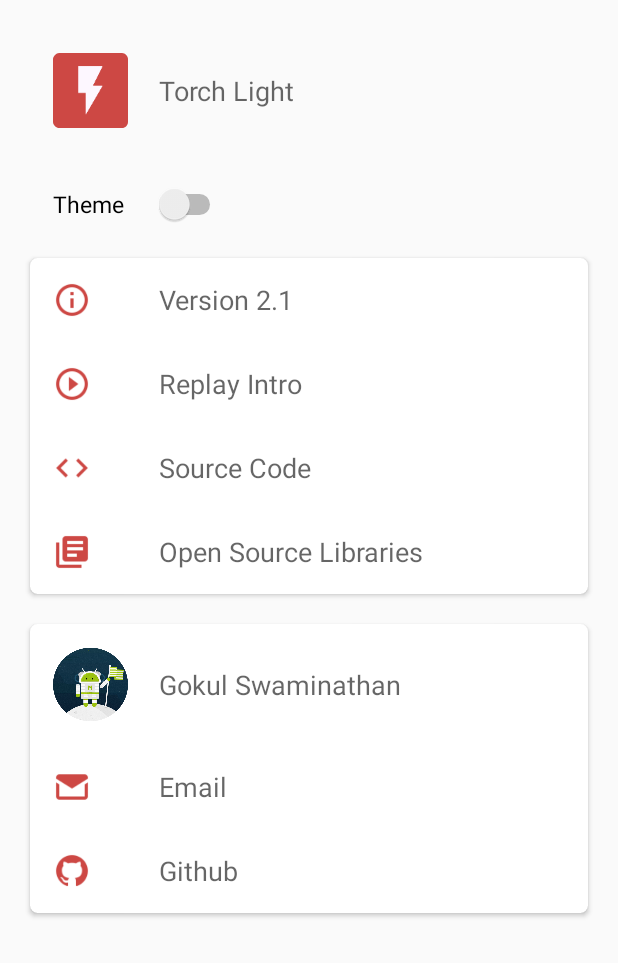
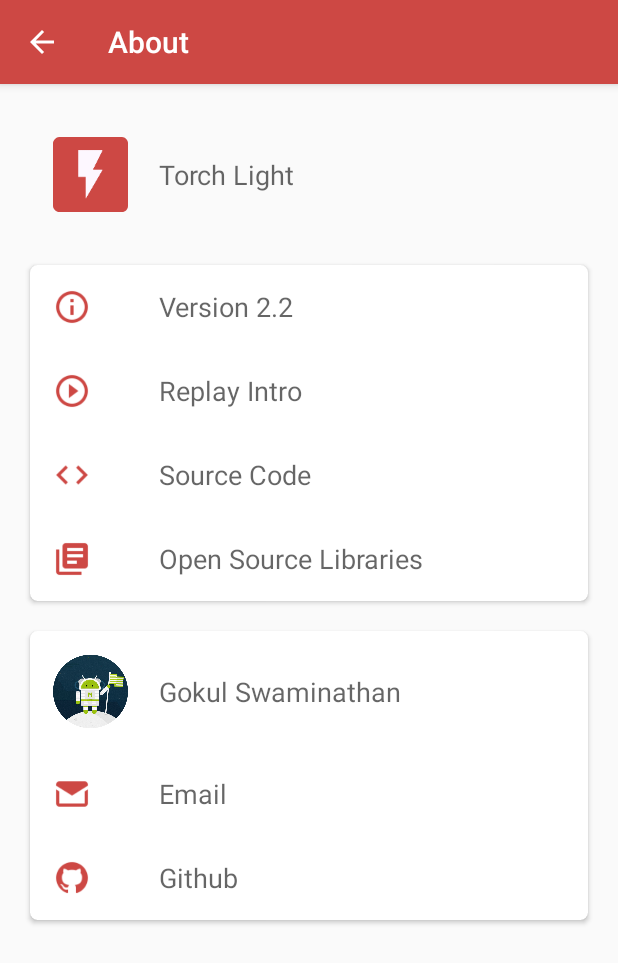
Before and after one commit to JavaCafe01/TorchLight, an Android app: the AboutActivity screen opened directly, with no data from a screen before it, on a phone screen of 412 x 824 dp. Shown: the top 963 px of the screen. Run offline under Robolectric (Android 15) with nearby library versions, the phone set to English and light mode, and no system bars; libraries missing offline, so code that uses them is left out: com.franmontiel.attributionpresenter; plain views replace MaterialRippleLayout.

```diff
--- a/app/src/main/java/com/gsnathan/torchlight/AboutActivity.java
+++ b/app/src/main/java/com/gsnathan/torchlight/AboutActivity.java
@@ -1,13 +1,11 @@
 package com.gsnathan.torchlight;
 
-import android.content.Intent;
 import android.content.SharedPreferences;
+import android.preference.PreferenceManager;
 import android.support.v7.app.AppCompatActivity;
 import android.os.Bundle;
 import android.support.v7.widget.Toolbar;
 import android.view.View;
-import android.widget.CompoundButton;
-import android.widget.Switch;
 import android.widget.TextView;
 
 import com.franmontiel.attributionpresenter.AttributionPresenter;
@@ -20,10 +18,6 @@ import com.franmontiel.attributionpresenter.entities.License;
 
 public class AboutActivity extends AppCompatActivity {
 
-    private static final String PREFS_NAME = "prefs";
-    private static final String PREF_DARK_THEME = "dark_theme";
-    public boolean useDarkTheme;
-
     TextView versionView;   //shows the version
     private final String APP_VERSION_RELEASE = "Version " + Utils.getAppVersion();   //contains Version + the version number
     private final String APP_VERSION_DEBUG = "Version " + Utils.getAppVersion() + "-debug";   //contains Version + the version number + debug
@@ -33,18 +27,23 @@ public class AboutActivity extends AppCompatActivity {
         changeTheme();
         super.onCreate(savedInstanceState);
         setContentView(R.layout.activity_about);
-        setSupportActionBar((Toolbar) findViewById(R.id.my_toolbar));
+        setSupportActionBar((Toolbar) findViewById(R.id.my_toolbar_about));
+        getSupportActionBar().setDisplayHomeAsUpEnabled(true);
         initUI();
     }
 
     private void changeTheme()
     {
         // Use the chosen theme
-        SharedPreferences preferences = getSharedPreferences(PREFS_NAME, MODE_PRIVATE);
-        useDarkTheme = preferences.getBoolean(PREF_DARK_THEME, false);
+        SharedPreferences preferences = PreferenceManager.getDefaultSharedPreferences(this);
+        boolean useDarkTheme = preferences.getBoolean("theme_pref", false);
 
         if (useDarkTheme) {
             setTheme(R.style.DarkTheme);
+        }
+        else
+        {
+            setTheme(R.style.AppTheme);
         }
     }
 
@@ -60,25 +59,6 @@ public class AboutActivity extends AppCompatActivity {
             versionView.setText(APP_VERSION_RELEASE);
         }
 
-        Switch toggle = (Switch) findViewById(R.id.theme_switch);
-        toggle.setChecked(useDarkTheme);
-        toggle.setOnCheckedChangeListener(new CompoundButton.OnCheckedChangeListener() {
-            @Override
-            public void onCheckedChanged(CompoundButton view, boolean isChecked) {
-                toggleTheme(isChecked);
-            }
-        });
-    }
-
-    private void toggleTheme(boolean darkTheme) {
-        SharedPreferences.Editor editor = getSharedPreferences(PREFS_NAME, MODE_PRIVATE).edit();
-        editor.putBoolean(PREF_DARK_THEME, darkTheme);
-        editor.apply();
-
-        Intent intent = getIntent();
-        finish();
-
-        startActivity(intent);
     }
 
     public void replayIntro(View v) {
@@ -149,6 +129,20 @@ public class AboutActivity extends AppCompatActivity {
                                 .setWebsite("https://github.com/kobakei/Android-RateThisApp")
                                 .build()
                 )
+                .addAttributions(
+                        new Attribution.Builder("Dachshund Tab Layout")
+                                .addCopyrightNotice("Copyright 2017 Andrii")
+                                .addLicense(License.MIT)
+                                .setWebsite("https://github.com/Andy671/Dachshund-Tab-Layout")
+                                .build()
+                )
+                .addAttributions(
+                        new Attribution.Builder("MaterialSeekBarPreference")
+                                .addCopyrightNotice("Copyright MrBIMC")
+                                .addLicense(License.APACHE)
+                                .setWebsite("https://github.com/MrBIMC/MaterialSeekBarPreference")
+                                .build()
+                )
                 .build();
 
         //show license dialogue
--- a/app/src/main/java/com/gsnathan/torchlight/MainFragment.java
+++ b/app/src/main/java/com/gsnathan/torchlight/MainFragment.java
@@ -4,6 +4,7 @@ import android.content.Context;
 import android.content.SharedPreferences;
 import android.hardware.camera2.CameraManager;
 import android.os.Bundle;
+import android.preference.PreferenceManager;
 import android.support.v4.app.Fragment;
 import android.support.v7.view.ContextThemeWrapper;
 import android.view.LayoutInflater;
@@ -48,8 +49,8 @@ public class MainFragment extends Fragment {
 
     private void changeTheme()
     {
-        SharedPreferences pref = getActivity().getSharedPreferences("prefs", MODE_PRIVATE);
-        useDarkTheme = pref.getBoolean("dark_theme", false);
+        SharedPreferences pref = PreferenceManager.getDefaultSharedPreferences(getContext());
+        useDarkTheme = pref.getBoolean("theme_pref", false);
 
         if (useDarkTheme) {
             theme = R.style.DarkTheme;
--- a/app/src/main/java/com/gsnathan/torchlight/MorseFragment.java
+++ b/app/src/main/java/com/gsnathan/torchlight/MorseFragment.java
@@ -4,6 +4,7 @@ import android.content.Context;
 import android.content.SharedPreferences;
 import android.hardware.camera2.CameraManager;
 import android.os.Bundle;
+import android.preference.PreferenceManager;
 import android.support.v4.app.Fragment;
 import android.support.v7.view.ContextThemeWrapper;
 import android.view.LayoutInflater;
@@ -48,8 +49,8 @@ public class MorseFragment extends Fragment {
 
     private void changeTheme()
     {
-        SharedPreferences pref = getActivity().getSharedPreferences("prefs", MODE_PRIVATE);
-        useDarkTheme = pref.getBoolean("dark_theme", false);
+        SharedPreferences pref = PreferenceManager.getDefaultSharedPreferences(getContext());
+        useDarkTheme = pref.getBoolean("theme_pref", false);
 
         if (useDarkTheme) {
             theme = R.style.DarkTheme;
@@ -76,6 +77,7 @@ public class MorseFragment extends Fragment {
     }
 
     public void flashText() {
+        Utils.updateSpeed(getContext());
         String text = editMorse.getText().toString();
         torch.morseToFlash(MorseCode.decodeEnglish(text), morseButton, getActivity());
         viewMorse.setText(MorseCode.decodeEnglish(text));
--- a/app/src/main/res/layout/activity_about.xml
+++ b/app/src/main/res/layout/activity_about.xml
@@ -6,9 +6,31 @@
                                              android:layout_height="match_parent"
                                              tools:context="com.gsnathan.torchlight.AboutActivity">
 
+    <RelativeLayout
+            android:layout_width="match_parent"
+            android:layout_height="match_parent">
+
+        <android.support.design.widget.AppBarLayout
+                android:id="@+id/my_app_bar_about"
+                android:layout_width="match_parent"
+                android:layout_height="wrap_content"
+                android:theme="@style/ThemeOverlay.AppCompat.Dark.ActionBar">
+
+            <android.support.v7.widget.Toolbar
+                    android:id="@+id/my_toolbar_about"
+                    android:layout_width="match_parent"
+                    android:layout_height="?android:attr/actionBarSize"
+                    android:background="?android:attr/colorPrimary"
+                    android:elevation="4dp"
+                    android:theme="@style/ThemeOverlay.AppCompat.ActionBar"
+                    app:popupTheme="@style/ThemeOverlay.AppCompat.Light"/>
+
+        </android.support.design.widget.AppBarLayout>
+
         <ScrollView xmlns:tools="http://schemas.android.com/tools"
                     android:layout_width="match_parent"
-                android:layout_height="match_parent">
+                    android:layout_height="match_parent"
+                    android:layout_below="@id/my_app_bar_about">
 
             <LinearLayout
                     android:layout_width="match_parent"
@@ -54,31 +76,6 @@
                                 android:textAppearance="@android:style/TextAppearance.Material.Medium"/>
 
                     </LinearLayout>
-
-            </LinearLayout>
-
-            <LinearLayout
-                    android:layout_width="match_parent"
-                    android:layout_height="wrap_content"
-                    android:clickable="true"
-                    android:focusable="true"
-                    android:gravity="center_vertical"
-                    android:orientation="horizontal"
-                    tools:ignore="PrivateResource">
-
-                <Switch
-                        android:id="@+id/theme_switch"
-                        android:layout_width="wrap_content"
-                        android:layout_height="wrap_content"
-                        android:layout_marginBottom="10dp"
-                        android:layout_marginStart="20dp"
-                        android:paddingBottom="10dp"
-                        android:paddingLeft="15dp"
-                        android:paddingRight="15dp"
-                        android:paddingTop="10dp"
-                        android:switchPadding="20dp"
-                        android:text="@string/theme"
-                        android:textSize="15sp"/>
 
                 </LinearLayout>
 
@@ -387,4 +384,6 @@
 
         </ScrollView>
 
+    </RelativeLayout>
+
 </android.support.constraint.ConstraintLayout>
--- a/app/src/main/res/menu/menu.xml
+++ b/app/src/main/res/menu/menu.xml
@@ -12,6 +12,12 @@
             android:id="@+id/action_about"
             android:icon="@drawable/about_icon"
             android:orderInCategory="2"
+            android:title="@string/action_about"
+            app:showAsAction="never"/>
+
+    <item
+            android:id="@+id/action_settings"
+            android:orderInCategory="1"
             android:title="@string/action_settings"
             app:showAsAction="never"/>
 </menu>
--- a/app/src/main/res/values/strings.xml
+++ b/app/src/main/res/values/strings.xml
@@ -10,7 +10,8 @@
     <string name="git">Github</string>
     <string name="code">Source Code</string>
     <string name="author">Gokul Swaminathan</string>
-    <string name="action_settings">About</string>
+    <string name="action_settings">Settings</string>
+    <string name="action_about">About</string>
     <string name="theme">Theme</string>
     <string name="sos">SOS</string>
     <string name="convert">Convert to Morse Code</string>
@@ -25,4 +26,6 @@
 
     <!-- TODO: Remove or change this placeholder text -->
     <string name="hello_blank_fragment">Hello blank fragment</string>
+    <string name="title_activity_settings">Settings</string>
+
 </resources>
```
Also changed, not shown: app/build.gradle (+10 -3 lines), app/src/main/AndroidManifest.xml (+19 -9 lines), app/src/main/java/com/gsnathan/torchlight/FlashLight.java (+19 -16 lines), app/src/main/java/com/gsnathan/torchlight/MainActivity.java (+6 -2 lines), app/src/main/java/com/gsnathan/torchlight/MyPreferencesActivity.java (added, +45 -0 lines), app/src/main/java/com/gsnathan/torchlight/Utils.java (+9 -0 lines), app/src/main/res/layout/activity_main.xml (+8 -0 lines), app/src/main/res/xml/preferences.xml (added, +33 -0 lines). Lines whose indentation alone changed are shown as unchanged.
